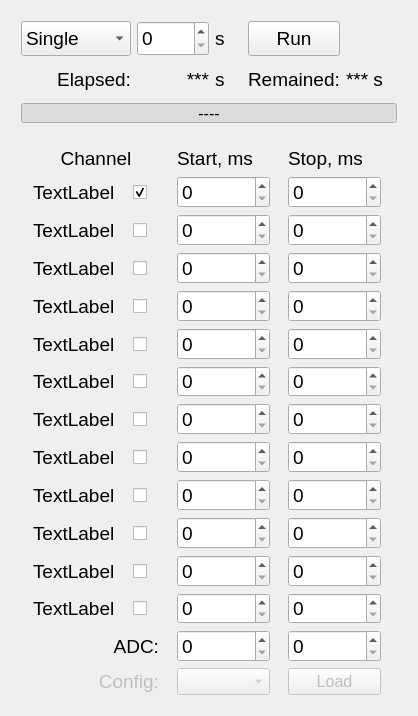
Before: the Qt Designer form Timer_UI.ui in smertouh/1_MeV_UI_additional, drawn with Qt 5.
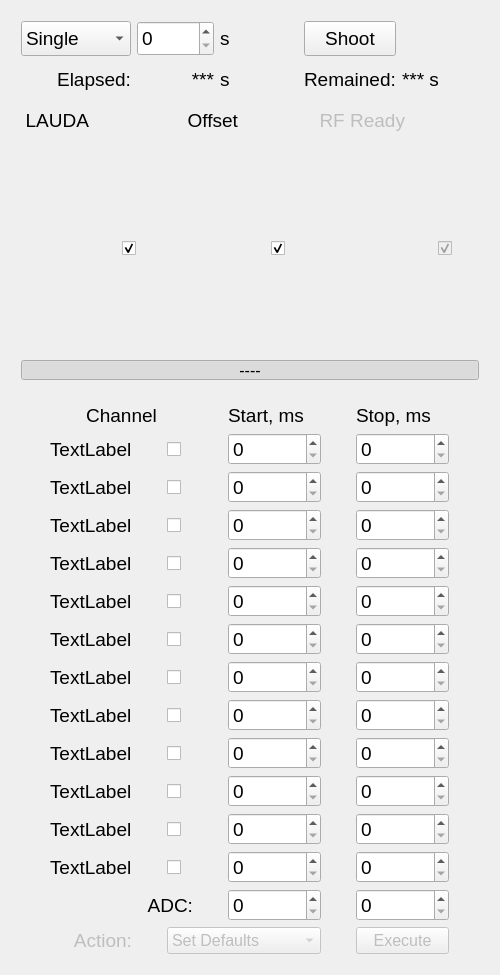
After: the same form once the commit is applied. Icons and pictures are not drawn.

```diff
--- a/Timer_UI.ui
+++ b/Timer_UI.ui
@@ -6,8 +6,8 @@
    <rect>
     <x>0</x>
     <y>0</y>
-    <width>418</width>
-    <height>716</height>
+    <width>500</width>
+    <height>975</height>
    </rect>
   </property>
   <property name="sizePolicy">
@@ -18,13 +18,13 @@
   </property>
   <property name="minimumSize">
    <size>
-    <width>418</width>
-    <height>100</height>
+    <width>500</width>
+    <height>200</height>
    </size>
   </property>
   <property name="maximumSize">
    <size>
-    <width>418</width>
+    <width>500</width>
     <height>9999</height>
    </size>
   </property>
@@ -68,8 +68,8 @@
       <property name="bottomMargin">
        <number>6</number>
       </property>
-      <item row="1" column="3">
-       <widget class="QLabel" name="label_4">
+      <item row="0" column="3">
+       <widget class="QPushButton" name="pushButton">
         <property name="sizePolicy">
          <sizepolicy hsizetype="Preferred" vsizetype="Preferred">
           <horstretch>0</horstretch>
@@ -96,7 +96,10 @@
          </font>
         </property>
         <property name="text">
-         <string>Remained:</string>
+         <string>Shoot</string>
+        </property>
+        <property name="checkable">
+         <bool>false</bool>
         </property>
        </widget>
       </item>
@@ -132,41 +135,6 @@
         </property>
        </widget>
       </item>
-      <item row="0" column="3">
-       <widget class="QPushButton" name="pushButton">
-        <property name="sizePolicy">
-         <sizepolicy hsizetype="Preferred" vsizetype="Preferred">
-          <horstretch>0</horstretch>
-          <verstretch>0</verstretch>
-         </sizepolicy>
-        </property>
-        <property name="minimumSize">
-         <size>
-          <width>0</width>
-          <height>35</height>
-         </size>
-        </property>
-        <property name="maximumSize">
-         <size>
-          <width>16777215</width>
-          <height>35</height>
-         </size>
-        </property>
-        <property name="font">
-         <font>
-          <pointsize>14</pointsize>
-          <weight>50</weight>
-          <bold>false</bold>
-         </font>
-        </property>
-        <property name="text">
-         <string>Run</string>
-        </property>
-        <property name="checkable">
-         <bool>false</bool>
-        </property>
-       </widget>
-      </item>
       <item row="1" column="2">
        <widget class="QLabel" name="label_54">
         <property name="sizePolicy">
@@ -199,6 +167,38 @@
         </property>
        </widget>
       </item>
+      <item row="1" column="3">
+       <widget class="QLabel" name="label_4">
+        <property name="sizePolicy">
+         <sizepolicy hsizetype="Preferred" vsizetype="Preferred">
+          <horstretch>0</horstretch>
+          <verstretch>0</verstretch>
+         </sizepolicy>
+        </property>
+        <property name="minimumSize">
+         <size>
+          <width>0</width>
+          <height>35</height>
+         </size>
+        </property>
+        <property name="maximumSize">
+         <size>
+          <width>16777215</width>
+          <height>35</height>
+         </size>
+        </property>
+        <property name="font">
+         <font>
+          <pointsize>14</pointsize>
+          <weight>50</weight>
+          <bold>false</bold>
+         </font>
+        </property>
+        <property name="text">
+         <string>Remained:</string>
+        </property>
+       </widget>
+      </item>
       <item row="0" column="4">
        <widget class="QPushButton" name="pushButton_29">
         <property name="enabled">
@@ -266,89 +266,6 @@
         </property>
        </widget>
       </item>
-      <item row="0" column="0">
-       <widget class="QComboBox" name="comboBox">
-        <property name="sizePolicy">
-         <sizepolicy hsizetype="Preferred" vsizetype="Preferred">
-          <horstretch>0</horstretch>
-          <verstretch>0</verstretch>
-         </sizepolicy>
-        </property>
-        <property name="minimumSize">
-         <size>
-          <width>110</width>
-          <height>35</height>
-         </size>
-        </property>
-        <property name="maximumSize">
-         <size>
-          <width>110</width>
-          <height>35</height>
-         </size>
-        </property>
-        <property name="baseSize">
-         <size>
-          <width>0</width>
-          <height>0</height>
-         </size>
-        </property>
-        <property name="font">
-         <font>
-          <pointsize>14</pointsize>
-          <weight>50</weight>
-          <bold>false</bold>
-         </font>
-        </property>
-        <property name="currentIndex">
-         <number>0</number>
-        </property>
-        <item>
-         <property name="text">
-          <string>Single</string>
-         </property>
-        </item>
-        <item>
-         <property name="text">
-          <string>Periodical</string>
-         </property>
-        </item>
-       </widget>
-      </item>
-      <item row="1" column="0">
-       <widget class="QLabel" name="label_2">
-        <property name="sizePolicy">
-         <sizepolicy hsizetype="Preferred" vsizetype="Preferred">
-          <horstretch>0</horstretch>
-          <verstretch>0</verstretch>
-         </sizepolicy>
-        </property>
-        <property name="minimumSize">
-         <size>
-          <width>0</width>
-          <height>35</height>
-         </size>
-        </property>
-        <property name="maximumSize">
-         <size>
-          <width>16777215</width>
-          <height>35</height>
-         </size>
-        </property>
-        <property name="font">
-         <font>
-          <pointsize>14</pointsize>
-          <weight>50</weight>
-          <bold>false</bold>
-         </font>
-        </property>
-        <property name="text">
-         <string>Elapsed:</string>
-        </property>
-        <property name="alignment">
-         <set>Qt::AlignRight|Qt::AlignTrailing|Qt::AlignVCenter</set>
-        </property>
-       </widget>
-      </item>
       <item row="1" column="1">
        <widget class="QLabel" name="label_3">
         <property name="sizePolicy">
@@ -384,6 +301,107 @@
         </property>
        </widget>
       </item>
+      <item row="3" column="0" colspan="5">
+       <widget class="QPushButton" name="pushButton_3">
+        <property name="sizePolicy">
+         <sizepolicy hsizetype="Preferred" vsizetype="Preferred">
+          <horstretch>0</horstretch>
+          <verstretch>0</verstretch>
+         </sizepolicy>
+        </property>
+        <property name="minimumSize">
+         <size>
+          <width>0</width>
+          <height>20</height>
+         </size>
+        </property>
+        <property name="maximumSize">
+         <size>
+          <width>16777215</width>
+          <height>20</height>
+         </size>
+        </property>
+        <property name="text">
+         <string>----</string>
+        </property>
+        <property name="checkable">
+         <bool>true</bool>
+        </property>
+        <property name="checked">
+         <bool>true</bool>
+        </property>
+        <property name="flat">
+         <bool>false</bool>
+        </property>
+       </widget>
+      </item>
+      <item row="0" column="2">
+       <widget class="QLabel" name="label">
+        <property name="sizePolicy">
+         <sizepolicy hsizetype="Preferred" vsizetype="Preferred">
+          <horstretch>0</horstretch>
+          <verstretch>0</verstretch>
+         </sizepolicy>
+        </property>
+        <property name="minimumSize">
+         <size>
+          <width>0</width>
+          <height>35</height>
+         </size>
+        </property>
+        <property name="maximumSize">
+         <size>
+          <width>16777215</width>
+          <height>35</height>
+         </size>
+        </property>
+        <property name="font">
+         <font>
+          <pointsize>14</pointsize>
+          <weight>50</weight>
+          <bold>false</bold>
+         </font>
+        </property>
+        <property name="text">
+         <string>s</string>
+        </property>
+       </widget>
+      </item>
+      <item row="1" column="0">
+       <widget class="QLabel" name="label_2">
+        <property name="sizePolicy">
+         <sizepolicy hsizetype="Preferred" vsizetype="Preferred">
+          <horstretch>0</horstretch>
+          <verstretch>0</verstretch>
+         </sizepolicy>
+        </property>
+        <property name="minimumSize">
+         <size>
+          <width>0</width>
+          <height>35</height>
+         </size>
+        </property>
+        <property name="maximumSize">
+         <size>
+          <width>16777215</width>
+          <height>35</height>
+         </size>
+        </property>
+        <property name="font">
+         <font>
+          <pointsize>14</pointsize>
+          <weight>50</weight>
+          <bold>false</bold>
+         </font>
+        </property>
+        <property name="text">
+         <string>Elapsed:</string>
+        </property>
+        <property name="alignment">
+         <set>Qt::AlignRight|Qt::AlignTrailing|Qt::AlignVCenter</set>
+        </property>
+       </widget>
+      </item>
       <item row="0" column="1">
        <widget class="QSpinBox" name="spinBox">
         <property name="sizePolicy">
@@ -419,8 +437,8 @@
         </property>
        </widget>
       </item>
-      <item row="0" column="2">
-       <widget class="QLabel" name="label">
+      <item row="0" column="0">
+       <widget class="QComboBox" name="comboBox">
         <property name="sizePolicy">
          <sizepolicy hsizetype="Preferred" vsizetype="Preferred">
           <horstretch>0</horstretch>
@@ -429,16 +447,22 @@
         </property>
         <property name="minimumSize">
          <size>
-          <width>0</width>
+          <width>110</width>
           <height>35</height>
          </size>
         </property>
         <property name="maximumSize">
          <size>
-          <width>16777215</width>
+          <width>110</width>
           <height>35</height>
          </size>
         </property>
+        <property name="baseSize">
+         <size>
+          <width>0</width>
+          <height>0</height>
+         </size>
+        </property>
         <property name="font">
          <font>
           <pointsize>14</pointsize>
@@ -446,44 +470,447 @@
           <bold>false</bold>
          </font>
         </property>
-        <property name="text">
-         <string>s</string>
+        <property name="currentIndex">
+         <number>0</number>
         </property>
+        <item>
+         <property name="text">
+          <string>Single</string>
+         </property>
+        </item>
+        <item>
+         <property name="text">
+          <string>Periodical</string>
+         </property>
+        </item>
        </widget>
       </item>
       <item row="2" column="0" colspan="5">
-       <widget class="QPushButton" name="pushButton_3">
-        <property name="sizePolicy">
-         <sizepolicy hsizetype="Preferred" vsizetype="Preferred">
-          <horstretch>0</horstretch>
-          <verstretch>0</verstretch>
-         </sizepolicy>
+       <layout class="QGridLayout" name="gridLayout">
+        <property name="topMargin">
+         <number>0</number>
         </property>
-        <property name="minimumSize">
-         <size>
-          <width>0</width>
-          <height>20</height>
-         </size>
+        <property name="verticalSpacing">
+         <number>4</number>
         </property>
-        <property name="maximumSize">
-         <size>
-          <width>16777215</width>
-          <height>20</height>
-         </size>
-        </property>
-        <property name="text">
-         <string>----</string>
-        </property>
-        <property name="checkable">
-         <bool>true</bool>
-        </property>
-        <property name="checked">
-         <bool>true</bool>
-        </property>
-        <property name="flat">
-         <bool>false</bool>
-        </property>
-       </widget>
+        <item row="0" column="1">
+         <widget class="QPushButton" name="pushButton_30">
+          <property name="enabled">
+           <bool>true</bool>
+          </property>
+          <property name="sizePolicy">
+           <sizepolicy hsizetype="Preferred" vsizetype="Preferred">
+            <horstretch>0</horstretch>
+            <verstretch>0</verstretch>
+           </sizepolicy>
+          </property>
+          <property name="minimumSize">
+           <size>
+            <width>0</width>
+            <height>35</height>
+           </size>
+          </property>
+          <property name="maximumSize">
+           <size>
+            <width>16777215</width>
+            <height>35</height>
+           </size>
+          </property>
+          <property name="font">
+           <font>
+            <pointsize>14</pointsize>
+            <weight>50</weight>
+            <bold>false</bold>
+           </font>
+          </property>
+          <property name="styleSheet">
+           <string notr="true">QPushButton {
+    border-style: outset;
+}
+</string>
+          </property>
+          <property name="text">
+           <string notr="true"/>
+          </property>
+          <property name="icon">
+           <iconset>
+            <normaloff>leds/images48/ledred.png</normaloff>
+            <normalon>leds/images48/ledgreen.png</normalon>leds/images48/ledred.png</iconset>
+          </property>
+          <property name="iconSize">
+           <size>
+            <width>36</width>
+            <height>36</height>
+           </size>
+          </property>
+          <property name="checkable">
+           <bool>true</bool>
+          </property>
+          <property name="checked">
+           <bool>false</bool>
+          </property>
+          <property name="autoDefault">
+           <bool>true</bool>
+          </property>
+          <property name="default">
+           <bool>false</bool>
+          </property>
+          <property name="flat">
+           <bool>true</bool>
+          </property>
+         </widget>
+        </item>
+        <item row="0" column="4">
+         <widget class="QLabel" name="label_9">
+          <property name="enabled">
+           <bool>false</bool>
+          </property>
+          <property name="sizePolicy">
+           <sizepolicy hsizetype="Preferred" vsizetype="Preferred">
+            <horstretch>0</horstretch>
+            <verstretch>0</verstretch>
+           </sizepolicy>
+          </property>
+          <property name="minimumSize">
+           <size>
+            <width>0</width>
+            <height>35</height>
+           </size>
+          </property>
+          <property name="maximumSize">
+           <size>
+            <width>16777215</width>
+            <height>35</height>
+           </size>
+          </property>
+          <property name="font">
+           <font>
+            <pointsize>14</pointsize>
+            <weight>50</weight>
+            <bold>false</bold>
+           </font>
+          </property>
+          <property name="text">
+           <string>RF Ready</string>
+          </property>
+          <property name="alignment">
+           <set>Qt::AlignRight|Qt::AlignTrailing|Qt::AlignVCenter</set>
+          </property>
+         </widget>
+        </item>
+        <item row="0" column="0">
+         <widget class="QLabel" name="label_7">
+          <property name="sizePolicy">
+           <sizepolicy hsizetype="Preferred" vsizetype="Preferred">
+            <horstretch>0</horstretch>
+            <verstretch>0</verstretch>
+           </sizepolicy>
+          </property>
+          <property name="minimumSize">
+           <size>
+            <width>0</width>
+            <height>35</height>
+           </size>
+          </property>
+          <property name="maximumSize">
+           <size>
+            <width>16777215</width>
+            <height>35</height>
+           </size>
+          </property>
+          <property name="font">
+           <font>
+            <pointsize>14</pointsize>
+            <weight>50</weight>
+            <bold>false</bold>
+           </font>
+          </property>
+          <property name="text">
+           <string>LAUDA</string>
+          </property>
+          <property name="alignment">
+           <set>Qt::AlignRight|Qt::AlignTrailing|Qt::AlignVCenter</set>
+          </property>
+         </widget>
+        </item>
+        <item row="0" column="2">
+         <widget class="QLabel" name="label_8">
+          <property name="sizePolicy">
+           <sizepolicy hsizetype="Preferred" vsizetype="Preferred">
+            <horstretch>0</horstretch>
+            <verstretch>0</verstretch>
+           </sizepolicy>
+          </property>
+          <property name="minimumSize">
+           <size>
+            <width>0</width>
+            <height>35</height>
+           </size>
+          </property>
+          <property name="maximumSize">
+           <size>
+            <width>16777215</width>
+            <height>35</height>
+           </size>
+          </property>
+          <property name="font">
+           <font>
+            <pointsize>14</pointsize>
+            <weight>50</weight>
+            <bold>false</bold>
+           </font>
+          </property>
+          <property name="text">
+           <string>Offset</string>
+          </property>
+          <property name="alignment">
+           <set>Qt::AlignRight|Qt::AlignTrailing|Qt::AlignVCenter</set>
+          </property>
+         </widget>
+        </item>
+        <item row="0" column="3">
+         <widget class="QPushButton" name="pushButton_31">
+          <property name="enabled">
+           <bool>true</bool>
+          </property>
+          <property name="sizePolicy">
+           <sizepolicy hsizetype="Preferred" vsizetype="Preferred">
+            <horstretch>0</horstretch>
+            <verstretch>0</verstretch>
+           </sizepolicy>
+          </property>
+          <property name="minimumSize">
+           <size>
+            <width>0</width>
+            <height>35</height>
+           </size>
+          </property>
+          <property name="maximumSize">
+           <size>
+            <width>16777215</width>
+            <height>35</height>
+           </size>
+          </property>
+          <property name="font">
+           <font>
+            <pointsize>14</pointsize>
+            <weight>50</weight>
+            <bold>false</bold>
+           </font>
+          </property>
+          <property name="styleSheet">
+           <string notr="true">QPushButton {
+    border-style: outset;
+}
+</string>
+          </property>
+          <property name="text">
+           <string notr="true"/>
+          </property>
+          <property name="icon">
+           <iconset>
+            <normaloff>leds/images48/ledred.png</normaloff>
+            <normalon>leds/images48/ledgreen.png</normalon>leds/images48/ledred.png</iconset>
+          </property>
+          <property name="iconSize">
+           <size>
+            <width>36</width>
+            <height>36</height>
+           </size>
+          </property>
+          <property name="checkable">
+           <bool>true</bool>
+          </property>
+          <property name="checked">
+           <bool>false</bool>
+          </property>
+          <property name="autoDefault">
+           <bool>true</bool>
+          </property>
+          <property name="default">
+           <bool>false</bool>
+          </property>
+          <property name="flat">
+           <bool>true</bool>
+          </property>
+         </widget>
+        </item>
+        <item row="1" column="1" alignment="Qt::AlignHCenter">
+         <widget class="QCheckBox" name="checkBox_20">
+          <property name="sizePolicy">
+           <sizepolicy hsizetype="Maximum" vsizetype="Preferred">
+            <horstretch>0</horstretch>
+            <verstretch>0</verstretch>
+           </sizepolicy>
+          </property>
+          <property name="minimumSize">
+           <size>
+            <width>0</width>
+            <height>0</height>
+           </size>
+          </property>
+          <property name="maximumSize">
+           <size>
+            <width>16777215</width>
+            <height>16777215</height>
+           </size>
+          </property>
+          <property name="font">
+           <font>
+            <pointsize>14</pointsize>
+            <weight>50</weight>
+            <bold>false</bold>
+           </font>
+          </property>
+          <property name="text">
+           <string/>
+          </property>
+          <property name="checked">
+           <bool>true</bool>
+          </property>
+         </widget>
+        </item>
+        <item row="0" column="5">
+         <widget class="QPushButton" name="pushButton_32">
+          <property name="enabled">
+           <bool>false</bool>
+          </property>
+          <property name="sizePolicy">
+           <sizepolicy hsizetype="Preferred" vsizetype="Preferred">
+            <horstretch>0</horstretch>
+            <verstretch>0</verstretch>
+           </sizepolicy>
+          </property>
+          <property name="minimumSize">
+           <size>
+            <width>0</width>
+            <height>35</height>
+           </size>
+          </property>
+          <property name="maximumSize">
+           <size>
+            <width>16777215</width>
+            <height>35</height>
+           </size>
+          </property>
+          <property name="font">
+           <font>
+            <pointsize>14</pointsize>
+            <weight>50</weight>
+            <bold>false</bold>
+           </font>
+          </property>
+          <property name="styleSheet">
+           <string notr="true">QPushButton {
+    border-style: outset;
+}
+</string>
+          </property>
+          <property name="text">
+           <string notr="true"/>
+          </property>
+          <property name="icon">
+           <iconset>
+            <normaloff>leds/images48/ledred.png</normaloff>
+            <normalon>leds/images48/ledgreen.png</normalon>leds/images48/ledred.png</iconset>
+          </property>
+          <property name="iconSize">
+           <size>
+            <width>36</width>
+            <height>36</height>
+           </size>
+          </property>
+          <property name="checkable">
+           <bool>true</bool>
+          </property>
+          <property name="checked">
+           <bool>true</bool>
+          </property>
+          <property name="autoDefault">
+           <bool>true</bool>
+          </property>
+          <property name="default">
+           <bool>false</bool>
+          </property>
+          <property name="flat">
+           <bool>true</bool>
+          </property>
+         </widget>
+        </item>
+        <item row="1" column="5" alignment="Qt::AlignHCenter">
+         <widget class="QCheckBox" name="checkBox_22">
+          <property name="enabled">
+           <bool>false</bool>
+          </property>
+          <property name="sizePolicy">
+           <sizepolicy hsizetype="Maximum" vsizetype="Preferred">
+            <horstretch>0</horstretch>
+            <verstretch>0</verstretch>
+           </sizepolicy>
+          </property>
+          <property name="minimumSize">
+           <size>
+            <width>0</width>
+            <height>0</height>
+           </size>
+          </property>
+          <property name="maximumSize">
+           <size>
+            <width>16777215</width>
+            <height>16777215</height>
+           </size>
+          </property>
+          <property name="font">
+           <font>
+            <pointsize>14</pointsize>
+            <weight>50</weight>
+            <bold>false</bold>
+           </font>
+          </property>
+          <property name="text">
+           <string/>
+          </property>
+          <property name="checked">
+           <bool>true</bool>
+          </property>
+         </widget>
+        </item>
+        <item row="1" column="3" alignment="Qt::AlignHCenter">
+         <widget class="QCheckBox" name="checkBox_21">
+          <property name="sizePolicy">
+           <sizepolicy hsizetype="Maximum" vsizetype="Preferred">
+            <horstretch>0</horstretch>
+            <verstretch>0</verstretch>
+           </sizepolicy>
+          </property>
+          <property name="minimumSize">
+           <size>
+            <width>0</width>
+            <height>0</height>
+           </size>
+          </property>
+          <property name="maximumSize">
+           <size>
+            <width>16777215</width>
+            <height>16777215</height>
+           </size>
+          </property>
+          <property name="font">
+           <font>
+            <pointsize>14</pointsize>
+            <weight>50</weight>
+            <bold>false</bold>
+           </font>
+          </property>
+          <property name="text">
+           <string/>
+          </property>
+          <property name="checked">
+           <bool>true</bool>
+          </property>
+         </widget>
+        </item>
+       </layout>
       </item>
      </layout>
     </item>
@@ -496,12 +923,30 @@
        <enum>QFrame::Raised</enum>
       </property>
       <layout class="QVBoxLayout" name="verticalLayout_2">
-       <property name="margin">
+       <property name="leftMargin">
+        <number>0</number>
+       </property>
+       <property name="topMargin">
+        <number>0</number>
+       </property>
+       <property name="rightMargin">
+        <number>0</number>
+       </property>
+       <property name="bottomMargin">
         <number>0</number>
        </property>
        <item>
         <layout class="QGridLayout" name="gridLayout_3">
-         <property name="margin">
+         <property name="leftMargin">
+          <number>12</number>
+         </property>
+         <property name="topMargin">
+          <number>12</number>
+         </property>
+         <property name="rightMargin">
+          <number>12</number>
+         </property>
+         <property name="bottomMargin">
           <number>12</number>
          </property>
          <item row="9" column="1">
@@ -737,31 +1182,6 @@
            </property>
           </widget>
          </item>
-         <item row="14" column="2">
-          <widget class="QComboBox" name="comboBox_2">
-           <property name="enabled">
-            <bool>false</bool>
-           </property>
-           <property name="sizePolicy">
-            <sizepolicy hsizetype="Preferred" vsizetype="Preferred">
-             <horstretch>0</horstretch>
-             <verstretch>0</verstretch>
-            </sizepolicy>
-           </property>
-           <property name="minimumSize">
-            <size>
-             <width>0</width>
-             <height>0</height>
-            </size>
-           </property>
-           <property name="maximumSize">
-            <size>
-             <width>16777215</width>
-             <height>16777215</height>
-            </size>
-           </property>
-          </widget>
-         </item>
          <item row="14" column="3">
           <widget class="QPushButton" name="pushButton_2">
            <property name="enabled">
@@ -786,7 +1206,7 @@
             </size>
            </property>
            <property name="text">
-            <string>Load</string>
+            <string>Execute</string>
            </property>
           </widget>
          </item>
@@ -1233,44 +1653,6 @@
            </property>
           </widget>
          </item>
-         <item row="14" column="0" colspan="2">
-          <widget class="QLabel" name="label_45">
-           <property name="enabled">
-            <bool>false</bool>
-           </property>
-           <property name="sizePolicy">
-            <sizepolicy hsizetype="Preferred" vsizetype="Preferred">
-             <horstretch>0</horstretch>
-             <verstretch>0</verstretch>
-            </sizepolicy>
-           </property>
-           <property name="minimumSize">
-            <size>
-             <width>0</width>
-             <height>0</height>
-            </size>
-           </property>
-           <property name="maximumSize">
-            <size>
-             <width>16777215</width>
-             <height>16777215</height>
-            </size>
-           </property>
-           <property name="font">
-            <font>
-             <pointsize>14</pointsize>
-             <weight>50</weight>
-             <bold>false</bold>
-            </font>
-           </property>
-           <property name="text">
-            <string>Config:</string>
-           </property>
-           <property name="alignment">
-            <set>Qt::AlignRight|Qt::AlignTrailing|Qt::AlignVCenter</set>
-           </property>
-          </widget>
-         </item>
          <item row="3" column="0">
           <widget class="QLabel" name="label_34">
            <property name="sizePolicy">
@@ -1426,6 +1808,9 @@
              <bold>false</bold>
             </font>
            </property>
+           <property name="styleSheet">
+            <string notr="true"/>
+           </property>
            <property name="maximum">
             <number>999999</number>
            </property>
@@ -1473,7 +1858,7 @@
             <string/>
            </property>
            <property name="checked">
-            <bool>true</bool>
+            <bool>false</bool>
            </property>
           </widget>
          </item>
@@ -2418,6 +2803,74 @@
            </property>
           </widget>
          </item>
+         <item row="14" column="0">
+          <widget class="QLabel" name="label_45">
+           <property name="enabled">
+            <bool>false</bool>
+           </property>
+           <property name="sizePolicy">
+            <sizepolicy hsizetype="Preferred" vsizetype="Preferred">
+             <horstretch>0</horstretch>
+             <verstretch>0</verstretch>
+            </sizepolicy>
+           </property>
+           <property name="minimumSize">
+            <size>
+             <width>0</width>
+             <height>0</height>
+            </size>
+           </property>
+           <property name="maximumSize">
+            <size>
+             <width>16777215</width>
+             <height>16777215</height>
+            </size>
+           </property>
+           <property name="font">
+            <font>
+             <pointsize>14</pointsize>
+             <weight>50</weight>
+             <bold>false</bold>
+            </font>
+           </property>
+           <property name="text">
+            <string>Action:</string>
+           </property>
+           <property name="alignment">
+            <set>Qt::AlignRight|Qt::AlignTrailing|Qt::AlignVCenter</set>
+           </property>
+          </widget>
+         </item>
+         <item row="14" column="1" colspan="2">
+          <widget class="QComboBox" name="comboBox_2">
+           <property name="enabled">
+            <bool>false</bool>
+           </property>
+           <property name="sizePolicy">
+            <sizepolicy hsizetype="Preferred" vsizetype="Preferred">
+             <horstretch>0</horstretch>
+             <verstretch>0</verstretch>
+            </sizepolicy>
+           </property>
+           <property name="minimumSize">
+            <size>
+             <width>0</width>
+             <height>0</height>
+            </size>
+           </property>
+           <property name="maximumSize">
+            <size>
+             <width>16777215</width>
+             <height>16777215</height>
+            </size>
+           </property>
+           <item>
+            <property name="text">
+             <string>Set Defaults</string>
+            </property>
+           </item>
+          </widget>
+         </item>
         </layout>
        </item>
       </layout>
```
